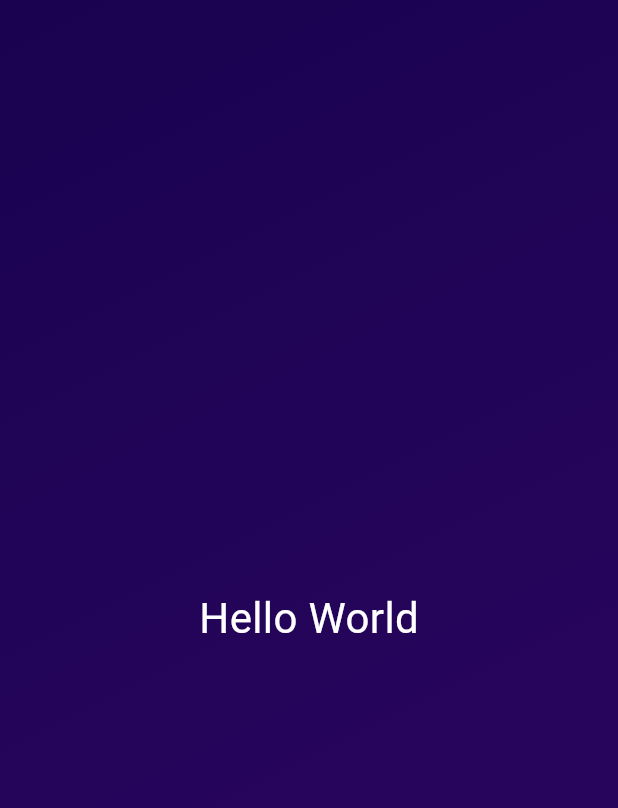
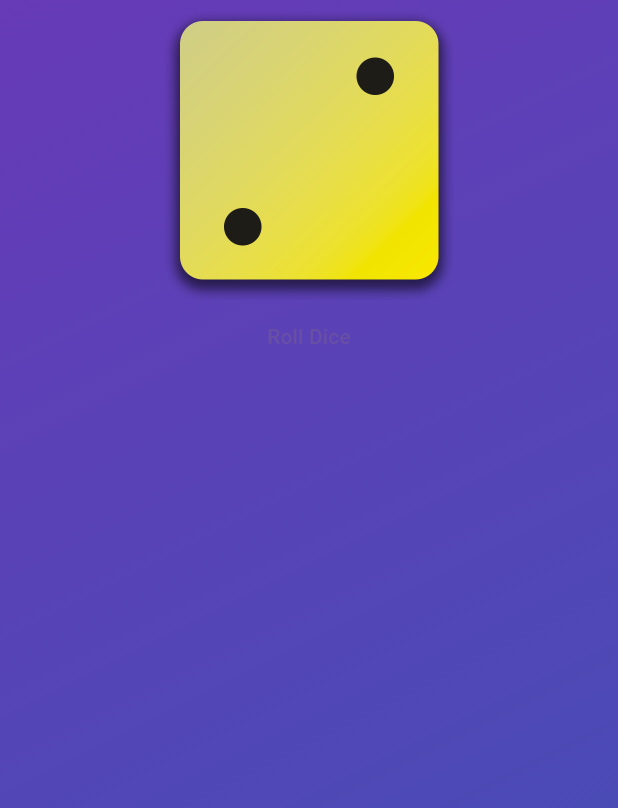
Before and after one commit to Somphoph/flutter_basic, a Flutter app: the screen it shows after launch, on a phone screen of 412 x 824 dp. Shown: the top 808 px of the screen. Run offline on Flutter 3.47's test engine with Material 3 defaults, Android fonts, the phone set to English and light mode, and no system bars.

Commit message:
Display Images and add button

```diff
--- a/basics/lib/gradient_container.dart
+++ b/basics/lib/gradient_container.dart
@@ -1,4 +1,3 @@
-import 'package:basics/styled_text.dart';
 import 'package:flutter/material.dart';
 
 class GradientContainer extends StatelessWidget {
@@ -6,18 +5,34 @@ class GradientContainer extends StatelessWidget {
 
   const GradientContainer({super.key, required this.colors});
 
+  const GradientContainer.purple({super.key})
+      : colors = const [Colors.deepPurple, Colors.indigo];
+
+  void rollDice() {}
+
   @override
   Widget build(BuildContext context) {
     return Container(
       decoration: BoxDecoration(
         gradient: LinearGradient(
-            colors: colors,
-            begin: Alignment.topLeft,
-            end: Alignment.bottomRight),
+          colors: colors,
+          begin: Alignment.topLeft,
+          end: Alignment.bottomRight,
+        ),
       ),
-      child: const Center(
-        child: StyledText('Hello World'),
-      ),
+      child: Center(
+          child: Column(
+        children: [
+          Image.asset(
+            'assets/images/dice-2.png',
+            width: 200,
+          ),
+          TextButton(
+            onPressed: rollDice,
+            child: const Text('Roll Dice'),
+          )
+        ],
+      )),
     );
   }
 }
```
Also changed, not shown: basics/lib/main.dart (+3 -5 lines), basics/pubspec.yaml (+7 -3 lines), basics/assets/images/dice-1.png (added), basics/assets/images/dice-2.png (added), basics/assets/images/dice-3.png (added), basics/assets/images/dice-4.png (added), basics/assets/images/dice-5.png (added), basics/assets/images/dice-6.png (added).
